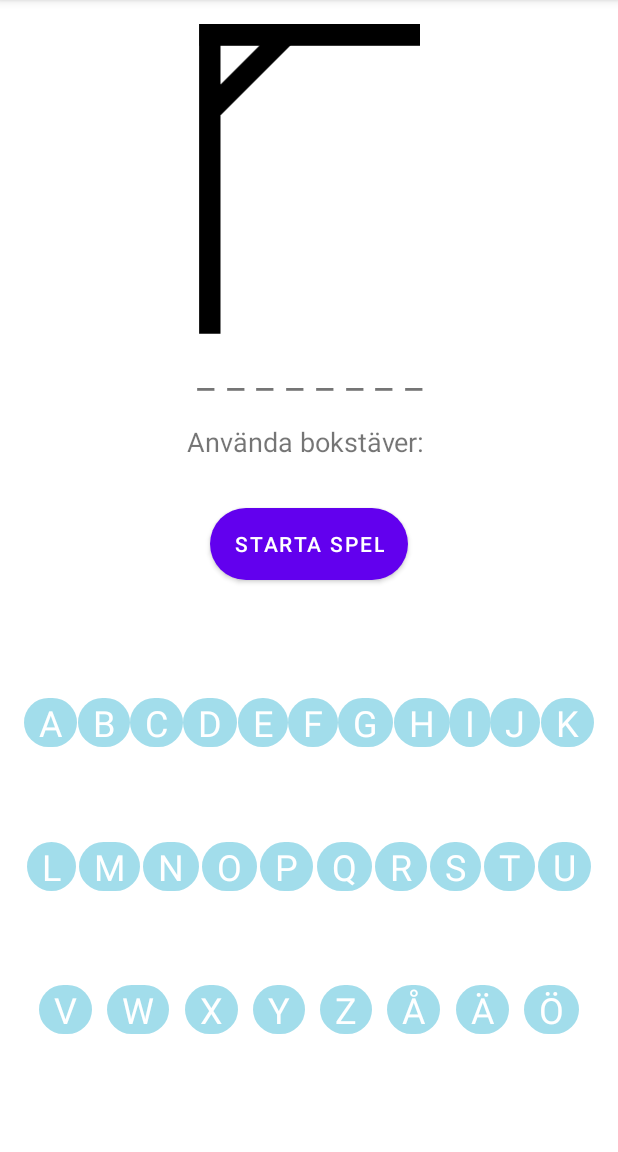
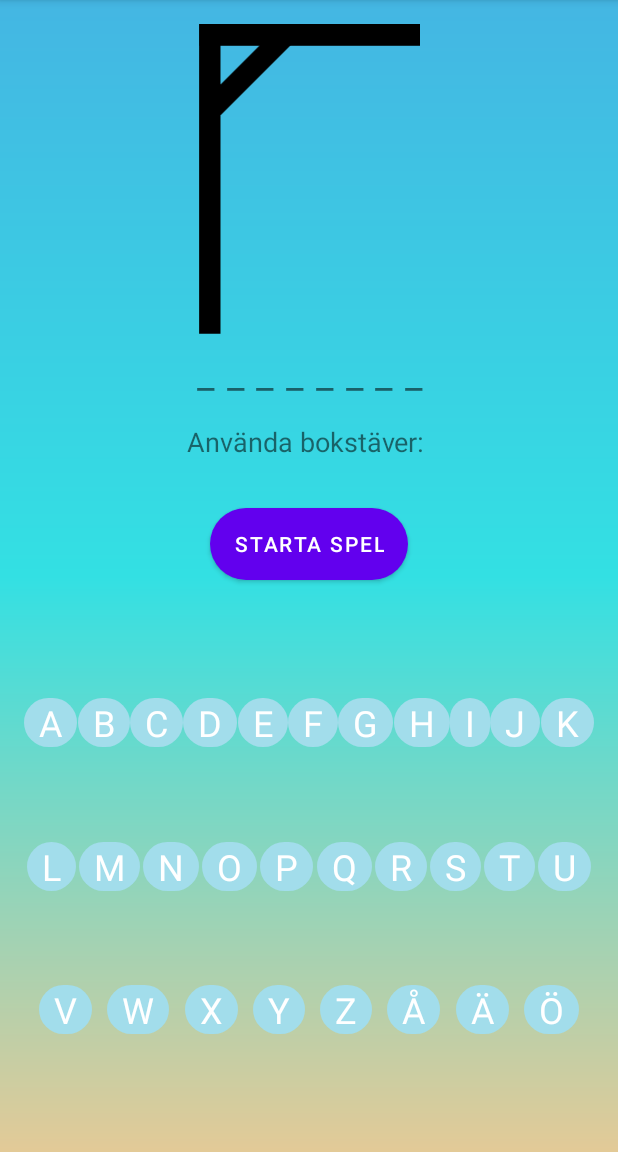
Before and after one commit to Vice2/Sallskapet, an Android app: the HangmanGameActivity screen opened directly, with no data from a screen before it, on a phone screen of 412 x 824 dp, the part 84-1236 px from its top. Run offline under Robolectric (Android 15) with nearby library versions, the light colour scheme and no system bars.

Commit message:
Project done

```diff
--- a/app/src/main/res/layout/activity_hagman_game.xml
+++ b/app/src/main/res/layout/activity_hagman_game.xml
@@ -4,6 +4,8 @@
     xmlns:tools="http://schemas.android.com/tools"
     android:layout_width="match_parent"
     android:layout_height="match_parent"
+    android:background="@drawable/gradient_background3"
+    android:backgroundTintMode="screen"
     tools:context=".HangmanGameActivity">
 
     <ImageView
@@ -57,7 +59,6 @@
         android:layout_height="wrap_content"
         android:layout_marginTop="32dp"
         android:background="@drawable/rounded_buttons_layout"
-        android:backgroundTint="@android:color/holo_red_dark"
 
         android:text="STARTA SPEL"
         app:layout_constraintEnd_toEndOf="parent"
```
